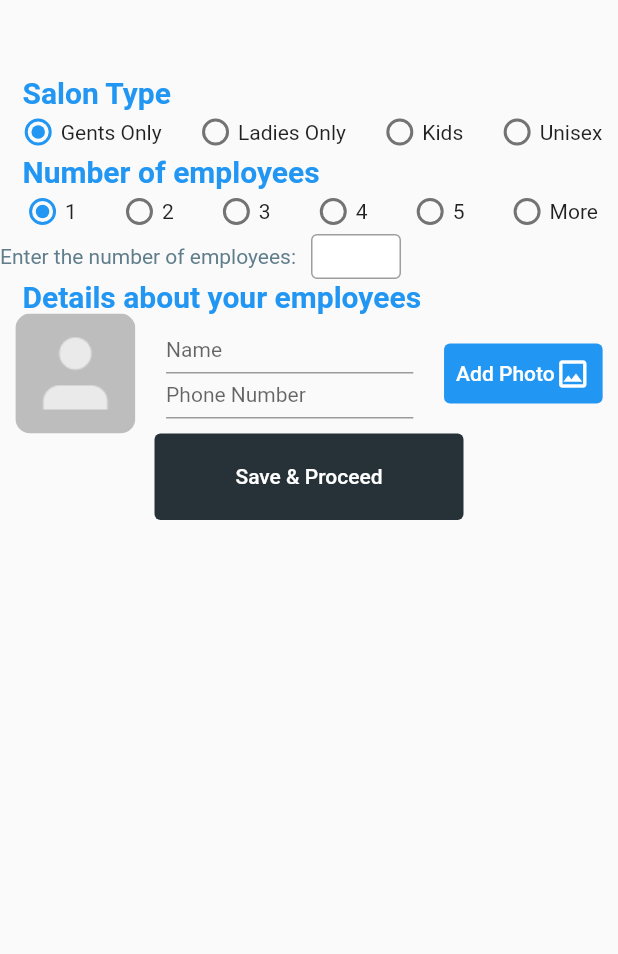
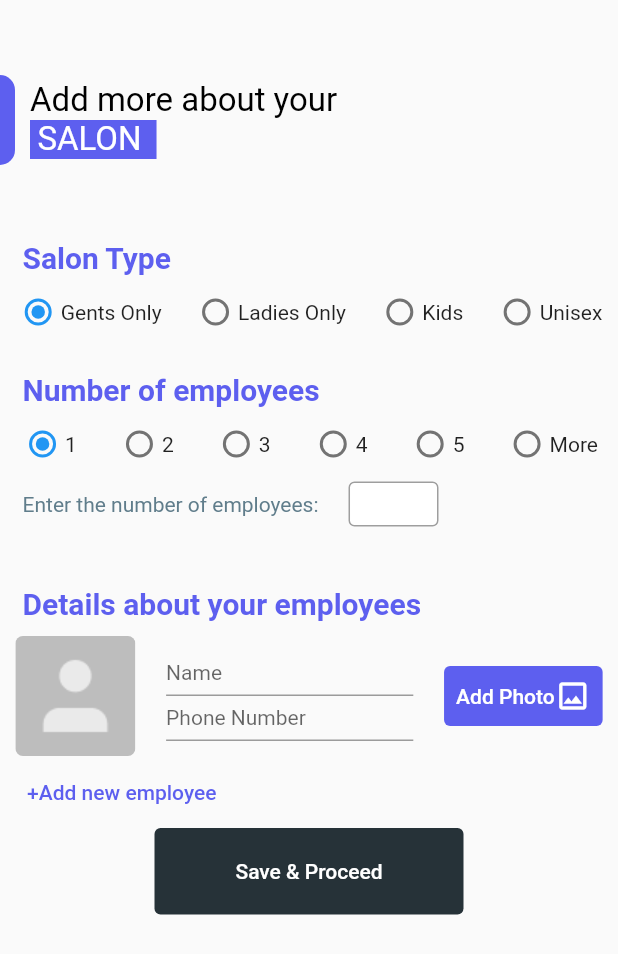
Before and after one commit to Sounmay/Prayas-Booking-App-Service, a Flutter app: the DetailsSecond screen opened by its route, on a phone screen of 412 x 824 dp. Shown: the top 954 px of the screen. Run offline on Flutter 3.47's test engine with Material 2 defaults, Android fonts, the phone set to English and light mode, and no system bars; our stand-ins replace cloud_firestore, file_picker, firebase_auth, firebase_core, firebase_storage; accounts and stored records are empty.

Commit message:
Naiyar. details page added

```diff
--- a/lib/Screens/DetailsSecond.dart
+++ b/lib/Screens/DetailsSecond.dart
@@ -20,15 +20,51 @@ class _DetailsSecondState extends State<DetailsSecond> {
 
   TextEditingController _textController = new TextEditingController();
 
+  int _employeeDetailsNum = 1;
+
   @override
   Widget build(BuildContext context) {
     return SafeArea(
       child: Scaffold(
-        body: Column(children: [
+        body: SingleChildScrollView(
+          child: Column(children: [
+            SizedBox(
+              height: 50,
+            ),
+            Row(
+              children: [
+                Container(
+                    height: 60,
+                    width: 10,
+                    decoration: BoxDecoration(
+                        color: Color(0xff5D5FEF),
+                        borderRadius: BorderRadius.only(
+                            topRight: Radius.circular(10),
+                            bottomRight: Radius.circular(10)))),
+                Column(
+                  crossAxisAlignment: CrossAxisAlignment.start,
+                  children: [
+                    Padding(
+                      padding: EdgeInsets.only(left: 10),
+                      child: Text('Add more about your ',
+                          style: TextStyle(fontSize: 22, color: Colors.black)),
+                    ),
+                    Container(
+                      margin: EdgeInsets.only(left: 10),
+                      color: Color(0xff5D5FEF),
+                      padding: EdgeInsets.only(left: 5, right: 10),
+                      child: Text('SALON',
+                          style: TextStyle(fontSize: 22, color: Colors.white)),
+                    )
+                  ],
+                )
+              ],
+            ),
             SizedBox(
               height: 50,
             ),
             _title("Salon Type"),
+            SizedBox(height: 10),
             Row(
               mainAxisAlignment: MainAxisAlignment.spaceAround,
               children: [
@@ -38,7 +74,9 @@ class _DetailsSecondState extends State<DetailsSecond> {
                 radioButton('Unisex', _gender, true),
               ],
             ),
+            SizedBox(height: 25),
             _title("Number of employees"),
+            SizedBox(height: 10),
             Row(
               mainAxisAlignment: MainAxisAlignment.spaceAround,
               children: [
@@ -50,14 +88,18 @@ class _DetailsSecondState extends State<DetailsSecond> {
                 radioButton('More', _numOfEmployees, false),
               ],
             ),
+            SizedBox(height: 10),
             Row(
               children: [
-              Text(
+                Padding(
+                  padding: EdgeInsets.only(left: 15),
+                  child: Text(
                     'Enter the number of employees:',
                     style: TextStyle(color: Colors.blueGrey),
                   ),
+                ),
                 SizedBox(
-                width: 10,
+                  width: 20,
                 ),
                 SizedBox(
                   width: 60,
@@ -82,15 +124,49 @@ class _DetailsSecondState extends State<DetailsSecond> {
                 ),
               ],
             ),
+            SizedBox(height: 40),
             _title("Details about your employees"),
+            ...List.generate(_employeeDetailsNum, (index) => employeeDetails()),
+            Padding(
+              padding: EdgeInsets.only(left: 10),
+              child: Row(children: [
+                TextButton(
+                  onPressed: () {
+                    setState(() {
+                      _employeeDetailsNum = _employeeDetailsNum + 1;
+                    });
+                  },
+                  child: Text('+Add new employee',
+                      style: TextStyle(color: Color(0xff5D5FEF))),
+                ),
+              ]),
+            ),
+            SizedBox(
+              height: MediaQuery.of(context).size.height * 0.07,
+              width: MediaQuery.of(context).size.width * 0.5,
+              child: TextButton(
+                onPressed: () {},
+                child: Text('Save & Proceed',
+                    style: TextStyle(color: Colors.white)),
+                style: TextButton.styleFrom(backgroundColor: Color(0xFF263238)),
+              ),
+            )
+          ]),
+        ),
+      ),
+    );
+  }
+
+  Widget employeeDetails() {
+    return Column(children: [
+      SizedBox(height: 10),
       Row(mainAxisAlignment: MainAxisAlignment.spaceAround, children: [
         ClipRRect(
-              borderRadius: BorderRadius.circular(10),
+          borderRadius: BorderRadius.circular(5),
           child: Container(
             decoration: BoxDecoration(
                 color: Colors.grey[400],
-                    image:
-                        DecorationImage(image: AssetImage('assets/user.png'))),
+                image: DecorationImage(image: AssetImage('assets/user.png'))),
             height: 80,
             width: 80,
             child: file != null
@@ -129,22 +205,10 @@ class _DetailsSecondState extends State<DetailsSecond> {
             Text('Add Photo', style: TextStyle(color: Colors.white)),
             Icon(Icons.photo_outlined, color: Colors.white)
           ]),
-              style: TextButton.styleFrom(backgroundColor: Colors.blue),
+          style: TextButton.styleFrom(backgroundColor: Color(0xff5D5FEF)),
         )
       ]),
-          SizedBox(
-            height: MediaQuery.of(context).size.height * 0.07,
-            width: MediaQuery.of(context).size.width * 0.5,
-            child: TextButton(
-              onPressed: () {},
-              child:
-                  Text('Save & Proceed', style: TextStyle(color: Colors.white)),
-              style: TextButton.styleFrom(backgroundColor: Color(0xFF263238)),
-            ),
-          )
-        ]),
-      ),
-    );
+    ]);
   }
 
   Widget radioButton(String label, String groupValue, bool isFirst) {
@@ -177,7 +241,9 @@ class _DetailsSecondState extends State<DetailsSecond> {
       child: Row(children: [
         Text(text,
             style: TextStyle(
-                color: Colors.blue, fontSize: 20, fontWeight: FontWeight.bold)),
+                color: Color(0xff5D5FEF),
+                fontSize: 20,
+                fontWeight: FontWeight.bold)),
       ]),
     );
   }
```
Lines whose indentation alone changed are shown as unchanged.
